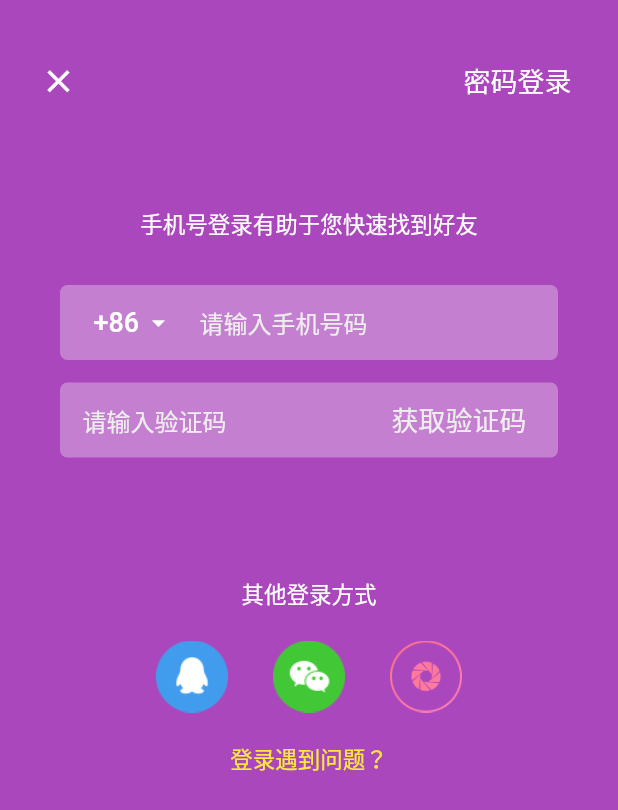
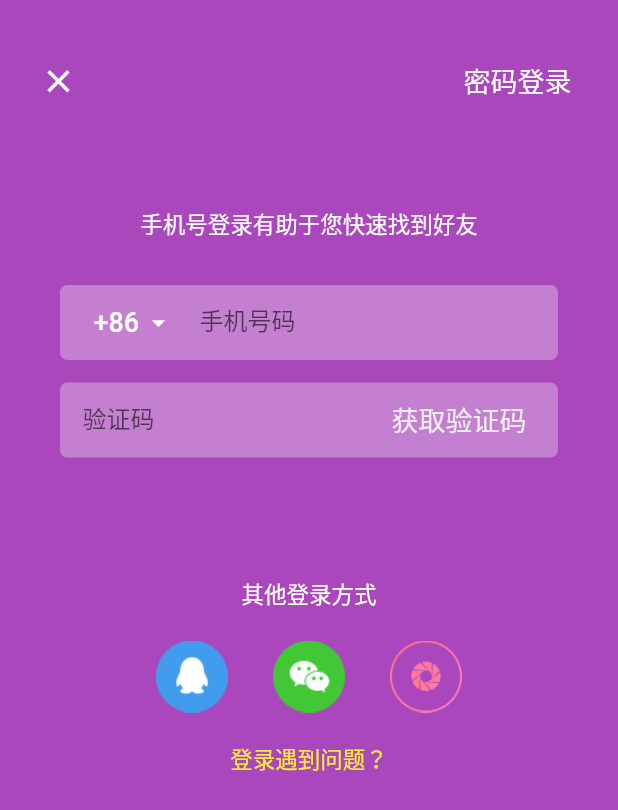
Before and after one commit to opvexe/FlutterToikLogin, a Flutter app: the screen it shows after launch, on a phone screen of 412 x 824 dp. Shown: the top 810 px of the screen. Run offline on Flutter 3.47's test engine with Material 2 defaults, Android fonts, the phone set to English and light mode, and no system bars.

Commit message:
no message

```diff
--- a/flutterlogin/lib/login.dart
+++ b/flutterlogin/lib/login.dart
@@ -99,7 +99,7 @@ class loginWidget extends StatelessWidget {
                       decoration: InputDecoration(
                         border: InputBorder.none,
                         hintText: "请输入手机号码",
-                        // labelText: "手机号码",
+                        labelText: "手机号码",
                         hintStyle: TextStyle(
                             color: Colors.grey.shade200, fontSize: 16.0),
                       ),
@@ -138,7 +138,7 @@ class loginWidget extends StatelessWidget {
                     decoration: InputDecoration(
                       border: InputBorder.none,
                       hintText: "请输入验证码",
-                      // labelText: "验证码",
+                      labelText: "验证码",
                       hintStyle: TextStyle(
                           color: Colors.grey.shade200, fontSize: 16.0),
                     ),
--- a/flutterlogin/lib/password.dart
+++ b/flutterlogin/lib/password.dart
@@ -21,7 +21,7 @@ class passwordWidget extends StatelessWidget {
   Widget build(BuildContext context) {
     return Container(
       child: SingleChildScrollView(
-            child: Column(
+        child: Column(
         crossAxisAlignment: CrossAxisAlignment.start,
         children: <Widget>[
           Container(
@@ -63,6 +63,7 @@ class passwordWidget extends StatelessWidget {
                 Expanded(
                   child: Container(
                     child: TextField(
+                      maxLines: 1,
                       textAlign: TextAlign.left,
                       cursorColor: Colors.yellow,
                       keyboardType: TextInputType.number,
```
